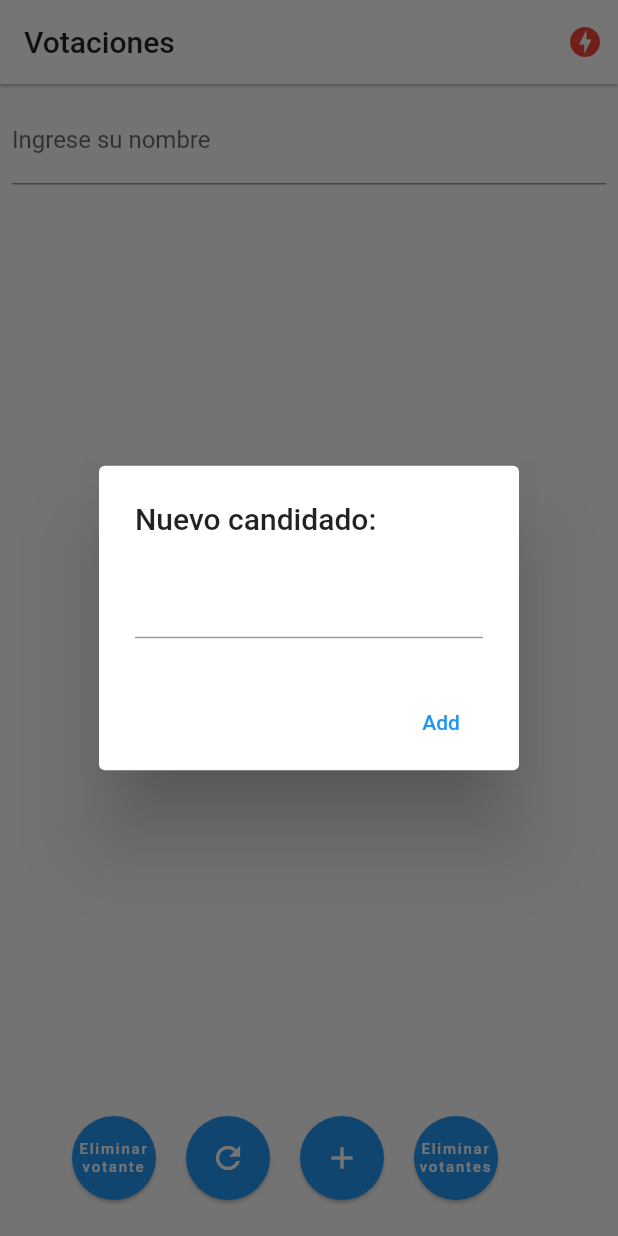
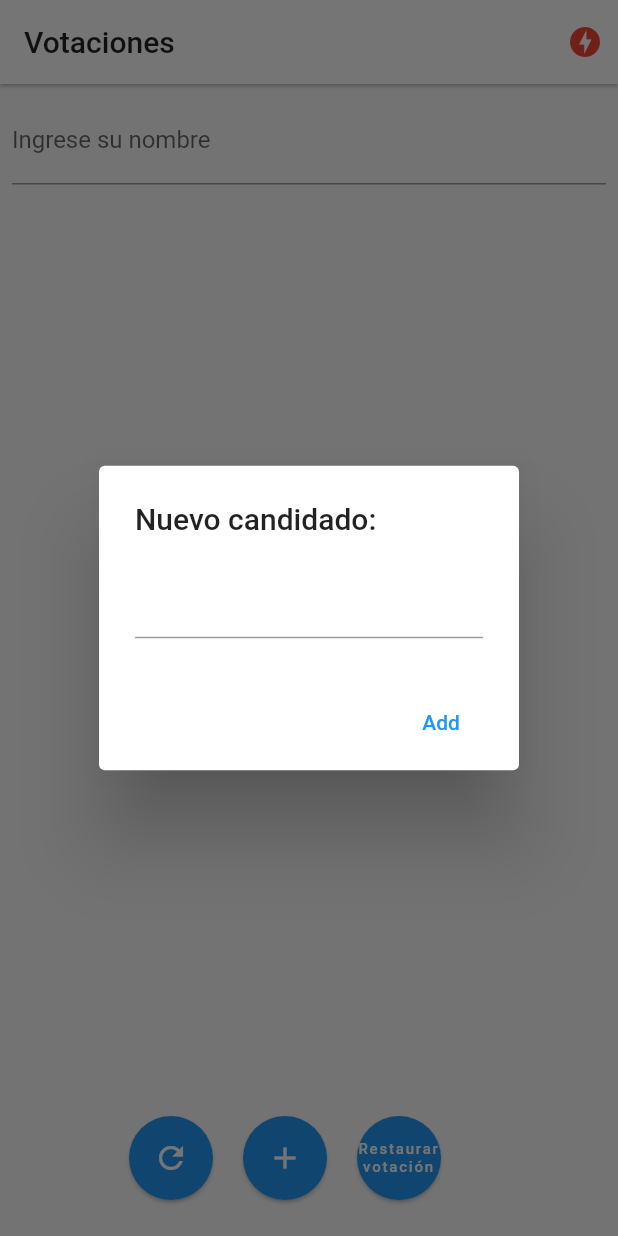
Before and after one commit to gonzalezruben681/band_names, a Flutter app: the screen it shows after launch, after a tap on the "add" icon, on a phone screen of 412 x 824 dp. Run offline on Flutter 3.47's test engine with Material 2 defaults, Android fonts, the phone set to English and light mode, and no system bars; our stand-ins replace pie_chart, socket_io_client; network calls fail.

Commit message:
add: solución de bugs

```diff
--- a/lib/pages/home.dart
+++ b/lib/pages/home.dart
@@ -1,6 +1,7 @@
-import 'dart:io';
+// import 'dart:io';
 
-import 'package:flutter/cupertino.dart';
+// import 'package:flutter/cupertino.dart';
+import 'package:band_names/models/votante.dart';
 import 'package:flutter/material.dart';
 import 'package:provider/provider.dart';
 import 'package:pie_chart/pie_chart.dart';
@@ -16,6 +17,7 @@ class HomePage extends StatefulWidget {
 
 class _HomePageState extends State<HomePage> {
   List<Band> bands = [];
+  List<Votante> votantes = [];
   final voterNameController = TextEditingController();
   bool enabled = true;
 
@@ -24,11 +26,19 @@ class _HomePageState extends State<HomePage> {
     final socketService = Provider.of<SocketService>(context, listen: false);
 
     socketService.socket.on('active-bands', _handleActiveBands);
+    socketService.socket.on('active-voter', _handleVoter);
     super.initState();
   }
 
   _handleActiveBands(dynamic payload) {
     bands = (payload as List).map((band) => Band.fromMap(band)).toList();
+    setState(() {});
+  }
+
+  _handleVoter(dynamic payload) {
+    votantes =
+        (payload as List).map((voter) => Votante.fromMap(voter)).toList();
+    print(votantes);
     setState(() {});
   }
 
@@ -63,8 +73,8 @@ class _HomePageState extends State<HomePage> {
               child: Column(
                 mainAxisAlignment: MainAxisAlignment.center,
                 children: [
-                  Text("No hay conexión con el servidor"),
-                  SizedBox(height: 10),
+                  const Text("No hay conexión con el servidor"),
+                  const SizedBox(height: 10),
                   MaterialButton(
                     minWidth: 200.0,
                     height: 40.0,
@@ -72,7 +82,7 @@ class _HomePageState extends State<HomePage> {
                       socketService.socket.connect();
                     },
                     color: Colors.lightBlue,
-                    child: Text('Reconectar',
+                    child: const Text('Reconectar',
                         style: TextStyle(color: Colors.white)),
                   ),
                 ],
@@ -82,11 +92,12 @@ class _HomePageState extends State<HomePage> {
               children: [
                 _showGraph(),
                 Padding(
-                  padding: EdgeInsets.all(8.0),
+                  padding: const EdgeInsets.all(8.0),
                   child: TextField(
                     enabled: enabled,
                     controller: voterNameController,
-                    decoration: InputDecoration(labelText: "Ingrese su nombre"),
+                    decoration:
+                        const InputDecoration(labelText: "Ingrese su nombre"),
                   ),
                 ),
                 Expanded(
@@ -104,33 +115,40 @@ class _HomePageState extends State<HomePage> {
           // crossAxisAlignment: CrossAxisAlignment.end,
           children: [
             // Botón para eliminar voto
+            // FloatingActionButton(
+            //     elevation: 1,
+            //     child: const Text(
+            //       "Eliminar votante",
+            //       textAlign: TextAlign.center,
+            //       style: TextStyle(fontSize: 10),
+            //     ),
+            //     onPressed: () =>
+            //         deleteVoter(votantes, voterNameController.text)),
+            // const SizedBox(width: 20),
+            // FloatingActionButton(
+            //   elevation: 1,
+            //   onPressed: resetVotes,
+            //   child: const Icon(Icons.refresh),
+            // ),
+            // const SizedBox(width: 20),
             FloatingActionButton(
-                elevation: 1,
-                child: const Text(
-                  "Eliminar votante",
-                  textAlign: TextAlign.center,
-                  style: TextStyle(fontSize: 10),
-                ),
-                onPressed: () =>
-                    deleteVoter(voterNameController.text.toLowerCase())),
+              elevation: 1,
+              onPressed: () =>
+                  resetCampos(votantes, voterNameController.text.trim()),
+              child: const Icon(Icons.refresh_outlined),
+            ),
             const SizedBox(width: 20),
             FloatingActionButton(
               elevation: 1,
-              child: Icon(Icons.refresh),
-              onPressed: resetVotes,
-            ),
-            const SizedBox(width: 20),
-            FloatingActionButton(
+              onPressed: addNewBand,
               child: const Icon(Icons.add),
-              elevation: 1,
-              onPressed: addNewBand,
             ),
             const SizedBox(width: 20),
             FloatingActionButton(
               elevation: 1,
               onPressed: resetVoters,
               child: const Text(
-                "Eliminar votantes",
+                "Restaurar votación",
                 textAlign: TextAlign.center,
                 style: TextStyle(fontSize: 10),
               ),
@@ -174,24 +192,6 @@ class _HomePageState extends State<HomePage> {
   addNewBand() {
     final textController = TextEditingController();
 
-    // if (Platform.isAndroid) {
-    //   // Android
-    //   return showDialog(
-    //       context: context,
-    //       builder: (_) => AlertDialog(
-    //             title: const Text('New band name:'),
-    //             content: TextField(
-    //               controller: textController,
-    //             ),
-    //             actions: [
-    //               MaterialButton(
-    //                   child: const Text('Add'),
-    //                   elevation: 5,
-    //                   textColor: Colors.blue,
-    //                   onPressed: () => addBandToList(textController.text))
-    //             ],
-    //           ));
-    // }
     return showDialog(
         context: context,
         builder: (_) => AlertDialog(
@@ -201,31 +201,12 @@ class _HomePageState extends State<HomePage> {
               ),
               actions: [
                 MaterialButton(
-                    child: const Text('Add'),
                     elevation: 5,
                     textColor: Colors.blue,
-                    onPressed: () => addBandToList(textController.text))
+                    onPressed: () => addBandToList(textController.text),
+                    child: const Text('Add'))
               ],
             ));
-
-    // showCupertinoDialog(
-    //     context: context,
-    //     builder: (_) => CupertinoAlertDialog(
-    //           title: const Text('New band name:'),
-    //           content: CupertinoTextField(
-    //             controller: textController,
-    //           ),
-    //           actions: [
-    //             CupertinoDialogAction(
-    //                 isDefaultAction: true,
-    //                 child: const Text('Add'),
-    //                 onPressed: () => addBandToList(textController.text)),
-    //             CupertinoDialogAction(
-    //                 isDestructiveAction: true,
-    //                 child: const Text('Dismiss'),
-    //                 onPressed: () => Navigator.pop(context))
-    //           ],
-    //         ));
   }
 
   void addBandToList(String name) {
@@ -241,8 +222,8 @@ class _HomePageState extends State<HomePage> {
     final socketService = Provider.of<SocketService>(context, listen: false);
     if (voterName.length > 1) {
       enabled = false;
-      socketService.emit(
-          'vote-band', {'id': band.id, 'voterName': voterName.toLowerCase()});
+      socketService.emit('vote-band',
+          {'id': band.id, 'voterName': voterName.toLowerCase().trim()});
       setState(() {});
     }
     socketService.socket.on("vote-error", (data) {
@@ -251,23 +232,50 @@ class _HomePageState extends State<HomePage> {
     });
   }
 
+  void resetCampos(List<Votante> votantes, String voter) {
+    // final votante = votantes.any((votante) => votante.name == voter);
+    // print("hola ${votante}");
+    // if (votante) {
+    //   print("hola");
+    // } else {
+    //   enabled = true;
+    //   setState(() {});
+    //   print('adios');
+    // }
+
+    if (votantes.isEmpty) {
+      enabled = true;
+      setState(() {});
+    }
+  }
+
   void resetVotes() {
     final socketService = Provider.of<SocketService>(context, listen: false);
     socketService.emit('reset-votes');
   }
 
-  deleteVoter(String voterName) {
+  void deleteVoter(List<Votante> votante, String voter) {
     final socketService = Provider.of<SocketService>(context, listen: false);
-    // Emitir evento al servidor para eliminar votante
-    socketService.emit('delete-voter', voterName);
-    voterNameController.clear();
-    enabled = true;
-    setState(() {});
+
+    for (var votante in votantes) {
+      if (votante.name == voter.toLowerCase().trim()) {
+        socketService.emit('delete-voter', votante.name);
+        votantes.remove(votante);
+        break;
+      }
+    }
+
+    socketService.socket.on("voter-deleted", (data) {
+      // print(data == voterNameController.text);
+      print(data);
+    });
   }
 
   void resetVoters() {
     final socketService = Provider.of<SocketService>(context, listen: false);
     socketService.emit('delete-all-voters');
+    socketService.emit('reset-votes');
+    print('borrado de voters');
     enabled = true;
     setState(() {});
   }
```
